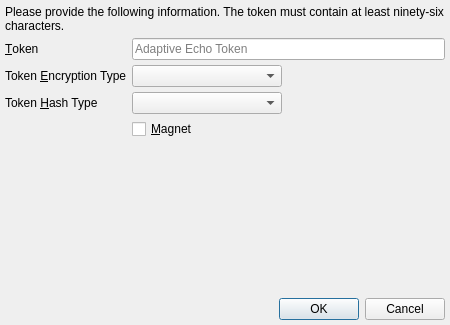
Old version of the form branches/trunk/UI/spot-on-adaptive-echo-prompt.ui in the repository textbrowser/spot-on.
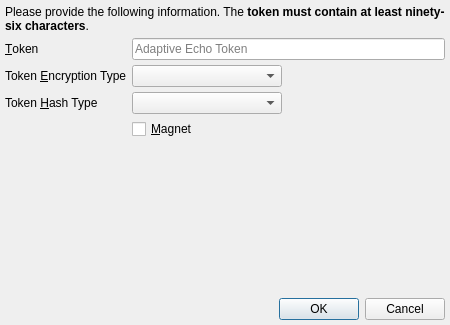
New version of the form. Icons and pictures are not drawn.

Diff of the .ui file:
```diff
--- a/branches/trunk/UI/spot-on-adaptive-echo-prompt.ui
+++ b/branches/trunk/UI/spot-on-adaptive-echo-prompt.ui
@@ -33,7 +33,7 @@
    <item>
     <widget class="QLabel" name="message">
      <property name="text">
-      <string>Please provide the following information. The token must contain at least ninety-six characters.</string>
+      <string>&lt;html&gt;&lt;head/&gt;&lt;body&gt;&lt;p&gt;Please provide the following information. The &lt;span style=&quot; font-weight:600;&quot;&gt;token must contain at least ninety-six characters&lt;/span&gt;.&lt;/p&gt;&lt;/body&gt;&lt;/html&gt;</string>
      </property>
      <property name="wordWrap">
       <bool>true</bool>
```
